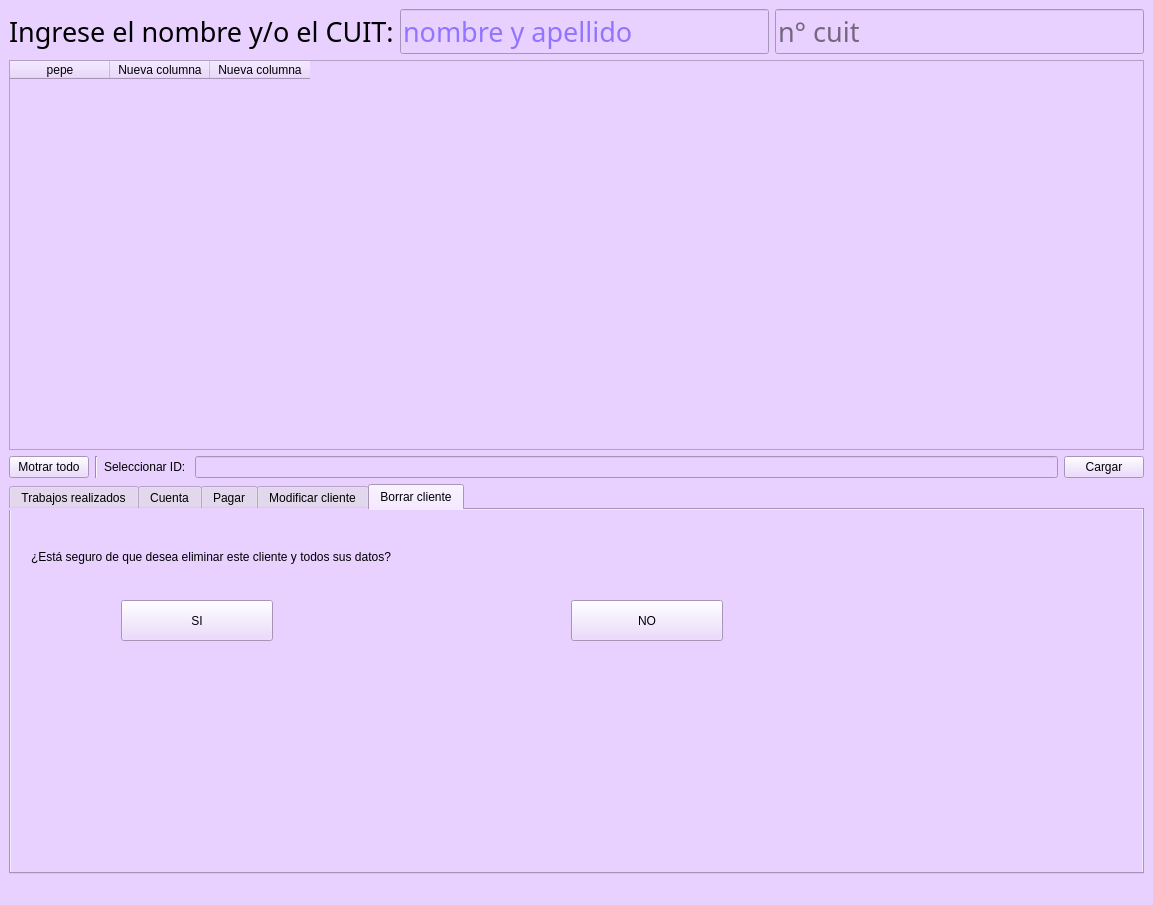
The window that buscar_cliente.ui (operador1/consultor_en_ti) describes before a commit, drawn with Qt 5.
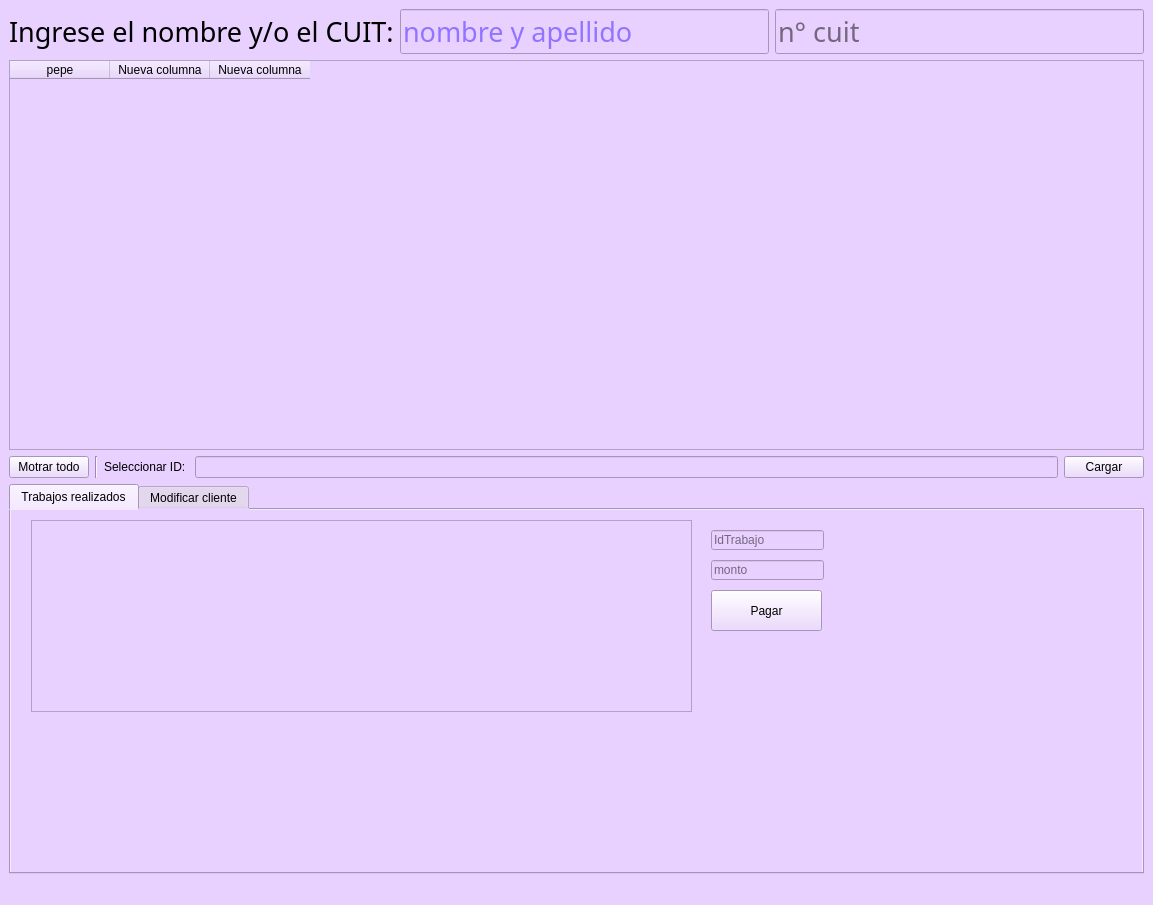
The same window after the commit. The open tabs and pages were chosen to show the change.

What changed in the file:
```diff
--- a/buscar_cliente.ui
+++ b/buscar_cliente.ui
@@ -150,6 +150,9 @@
       </item>
       <item>
        <widget class="QTabWidget" name="tabWidget">
+        <property name="enabled">
+         <bool>true</bool>
+        </property>
         <property name="styleSheet">
          <string notr="true">font: 12pt &quot;MS Shell Dlg 2&quot;;</string>
         </property>
@@ -160,73 +163,53 @@
          <attribute name="title">
           <string>Trabajos realizados</string>
          </attribute>
-        </widget>
-        <widget class="QWidget" name="tab_2">
-         <attribute name="title">
-          <string>Cuenta</string>
-         </attribute>
-         <widget class="QTableWidget" name="tableWidget_2">
+         <widget class="QTableWidget" name="tableWidget_3">
           <property name="geometry">
            <rect>
-            <x>40</x>
-            <y>40</y>
-            <width>581</width>
-            <height>251</height>
+            <x>20</x>
+            <y>10</y>
+            <width>661</width>
+            <height>192</height>
            </rect>
           </property>
          </widget>
-        </widget>
-        <widget class="QWidget" name="tab_3">
-         <attribute name="title">
-          <string>Pagar</string>
-         </attribute>
-         <widget class="QLabel" name="label_3">
+         <widget class="QLineEdit" name="lineEdit_10">
           <property name="geometry">
            <rect>
-            <x>20</x>
+            <x>700</x>
             <y>20</y>
-            <width>339</width>
-            <height>33</height>
+            <width>113</width>
+            <height>20</height>
            </rect>
           </property>
-          <property name="text">
-           <string>Ingrese el monto a pagar:</string>
+          <property name="placeholderText">
+           <string>IdTrabajo</string>
           </property>
          </widget>
-         <widget class="QLineEdit" name="montoPago">
+         <widget class="QLineEdit" name="lineEdit_11">
           <property name="geometry">
            <rect>
-            <x>50</x>
-            <y>70</y>
-            <width>270</width>
-            <height>40</height>
+            <x>700</x>
+            <y>50</y>
+            <width>113</width>
+            <height>20</height>
            </rect>
           </property>
+          <property name="placeholderText">
+           <string>monto</string>
+          </property>
          </widget>
-         <widget class="QPushButton" name="btnPagar">
+         <widget class="QPushButton" name="pushButton_4">
           <property name="geometry">
            <rect>
-            <x>440</x>
-            <y>70</y>
-            <width>152</width>
+            <x>700</x>
+            <y>80</y>
+            <width>111</width>
             <height>41</height>
            </rect>
           </property>
           <property name="text">
-           <string>PAGAR</string>
-          </property>
-         </widget>
-         <widget class="QLabel" name="labelRta">
-          <property name="geometry">
-           <rect>
-            <x>680</x>
-            <y>70</y>
-            <width>321</width>
-            <height>33</height>
-           </rect>
-          </property>
-          <property name="text">
-           <string/>
+           <string>Pagar</string>
           </property>
          </widget>
         </widget>
@@ -444,63 +427,6 @@
           </item>
          </layout>
         </widget>
-        <widget class="QWidget" name="tab_5">
-         <attribute name="title">
-          <string>Borrar cliente</string>
-         </attribute>
-         <widget class="QLabel" name="label_2">
-          <property name="geometry">
-           <rect>
-            <x>20</x>
-            <y>30</y>
-            <width>873</width>
-            <height>33</height>
-           </rect>
-          </property>
-          <property name="text">
-           <string>¿Está seguro de que desea eliminar este cliente y todos sus datos?</string>
-          </property>
-         </widget>
-         <widget class="QPushButton" name="btnBorraCli">
-          <property name="geometry">
-           <rect>
-            <x>110</x>
-            <y>90</y>
-            <width>152</width>
-            <height>41</height>
-           </rect>
-          </property>
-          <property name="text">
-           <string>SI</string>
-          </property>
-         </widget>
-         <widget class="QPushButton" name="btnNoBorraCli">
-          <property name="geometry">
-           <rect>
-            <x>560</x>
-            <y>90</y>
-            <width>152</width>
-            <height>41</height>
-           </rect>
-          </property>
-          <property name="text">
-           <string>NO</string>
-          </property>
-         </widget>
-         <widget class="QLabel" name="label_12">
-          <property name="geometry">
-           <rect>
-            <x>326</x>
-            <y>162</y>
-            <width>171</width>
-            <height>41</height>
-           </rect>
-          </property>
-          <property name="text">
-           <string/>
-          </property>
-         </widget>
-        </widget>
        </widget>
       </item>
      </layout>
```
Left out of the diff: 2 changed lines with no effect on the pictures.
